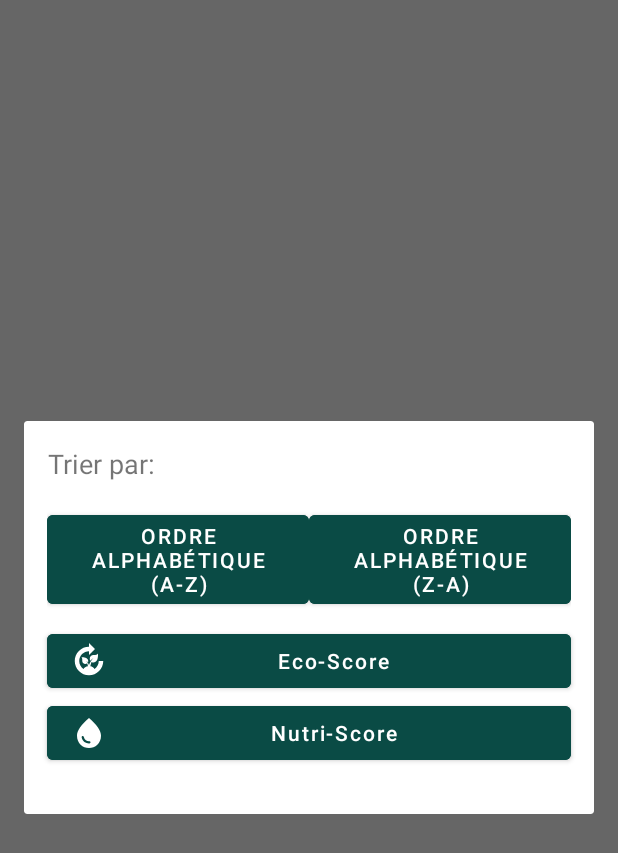
After one commit to wahbimo/Arvag, an Android app: the fragment FilterMenuFragment shown on its own in the app's theme, on a phone screen of 412 x 824 dp. The commit adds this screen. Shown: the top 853 px of the screen. Run offline under Robolectric (Android 15) with nearby library versions, the phone set to English and light mode, and no system bars.

Commit message:
Filters available by name (A-Z & Z-A) by ecoscore by nutriscore

```diff
--- /dev/null
+++ b/app/src/main/java/com/example/arvag/fragments/FilterMenuFragment.kt
@@ -0,0 +1,110 @@
+package com.example.arvag.fragments
+
+import android.content.Context
+import android.graphics.drawable.Drawable
+import android.os.Bundle
+import android.util.Log
+import android.view.LayoutInflater
+import android.view.Menu
+import android.view.View
+import android.view.ViewGroup
+import android.widget.Button
+import androidx.core.content.ContextCompat
+import androidx.fragment.app.DialogFragment
+import com.example.arvag.R
+import com.example.arvag.activities.MainActivity
+import com.google.android.material.button.MaterialButton
+
+class FilterMenuFragment : DialogFragment() {
+
+    private lateinit var sortByAlphaButtonAZ: Button
+    private lateinit var sortByAlphaButtonZA: Button
+    private lateinit var sortByEcoScoreButton: Button
+    private lateinit var filterByNutriScoreButton: Button
+
+    private var onFilterIconChangedListener: OnFilterIconChangedListener? = null
+    private var onFilterButtonsListener: OnClickFilterButtons? = null
+
+
+    private var listener: OnFilterIconChangedListener? = null
+
+    private var listenerButtons:OnClickFilterButtons? = null
+
+    fun setListener(listener: OnFilterIconChangedListener) {
+        this.listener = listener
+    }
+    fun setListenerButtons(listener: OnClickFilterButtons) {
+        this.listenerButtons = listener
+    }
+
+    override fun onCreateView(
+        inflater: LayoutInflater,
+        container: ViewGroup?,
+        savedInstanceState: Bundle?
+    ): View? {
+        return inflater.inflate(R.layout.fragment_filter_menu, container, false)
+    }
+
+    override fun onViewCreated(view: View, savedInstanceState: Bundle?) {
+        super.onViewCreated(view, savedInstanceState)
+
+        sortByAlphaButtonAZ = view.findViewById(R.id.sort_by_alpha_az_button)
+        sortByAlphaButtonZA = view.findViewById(R.id.sort_by_alpha_za_button)
+        sortByEcoScoreButton = view.findViewById(R.id.sort_by_ecoscore_button)
+        filterByNutriScoreButton = view.findViewById(R.id.filter_by_nutriscore_button)
+
+        // Set click listeners for the buttons
+        sortByAlphaButtonAZ.setOnClickListener {
+            // Handle click for "Sort by A-Z" button
+            listenerButtons?.onSortByAlphaButtonAZ()
+            dismiss()
+        }
+
+        sortByAlphaButtonZA.setOnClickListener {
+            // Handle click for "Sort by Z-A" button
+            listenerButtons?.onSortByAlphaButtonZA()
+            dismiss()
+        }
+
+        sortByEcoScoreButton.setOnClickListener {
+            // Handle click for "Sort by Eco Score" button
+            listenerButtons?.onSortByEcoScoreButton()
+            dismiss()
+        }
+
+        filterByNutriScoreButton.setOnClickListener {
+            // Handle click for "Filter by Nutri Score" button
+            listenerButtons?.onFilterByNutriScoreButton()
+            dismiss()
+        }
+    }
+
+
+    override fun onAttach(context: Context) {
+        super.onAttach(context)
+        if (context is OnFilterIconChangedListener) {
+            onFilterIconChangedListener = context
+        }
+        if (context is OnClickFilterButtons) {
+            onFilterButtonsListener = context
+        }
+
+    }
+
+    override fun onDestroyView() {
+        super.onDestroyView()
+        Log.d(tag,"destroyed")
+        listener?.onFilterIconChanged()
+    }
+
+
+}
+interface OnFilterIconChangedListener {
+    fun onFilterIconChanged()
+}
+interface OnClickFilterButtons{
+    fun onSortByAlphaButtonAZ()
+    fun onSortByAlphaButtonZA()
+    fun onSortByEcoScoreButton()
+    fun onFilterByNutriScoreButton()
+}
--- /dev/null
+++ b/app/src/main/res/drawable/baseline_compost_24.xml
@@ -0,0 +1,5 @@
+<vector android:height="24dp" android:tint="#0A4B45"
+    android:viewportHeight="24" android:viewportWidth="24"
+    android:width="24dp" xmlns:android="http://schemas.android.com/apk/res/android">
+    <path android:fillColor="@android:color/white" android:pathData="M12.87,11.81c-0.23,-0.38 -0.37,-0.83 -0.37,-1.31C12.5,9.12 13.62,8 15,8l1,0c1.51,0 2,-1 2,-1s0.55,6 -3,6c-0.49,0 -0.94,-0.14 -1.32,-0.38c-0.24,0.64 -0.59,1.76 -0.76,2.96c1.26,0.22 2.28,0.89 2.77,1.77c1.69,-1.17 2.81,-3.13 2.81,-5.35h3c0,5.24 -4.26,9.5 -9.5,9.5S2.5,17.24 2.5,12S6.76,2.5 12,2.5V0l4,4l-4,4V5.5c-3.58,0 -6.5,2.92 -6.5,6.5c0,2.21 1.11,4.17 2.81,5.35c0.51,-0.92 1.63,-1.62 2.98,-1.8c-0.09,-0.69 -0.26,-1.42 -0.49,-2.03C10.45,13.82 10,14 9.5,14c-1.1,0 -2,-0.9 -2,-2v-0.99c0,-0.56 -0.19,-1.09 -0.5,-1.51c0,0 4.45,-0.23 4.5,2.5c0,0.29 -0.06,0.56 -0.17,0.8C10.91,12.48 10.47,12.2 10,12c0.58,0.43 1.37,1.37 2,2.6c0.67,-1.62 1.68,-3.27 3,-4.6C14.24,10.52 13.53,11.12 12.87,11.81z"/>
+</vector>
--- /dev/null
+++ b/app/src/main/res/drawable/baseline_keyboard_arrow_down_24.xml
@@ -0,0 +1,5 @@
+<vector android:height="24dp" android:tint="#0A4B45"
+    android:viewportHeight="24" android:viewportWidth="24"
+    android:width="24dp" xmlns:android="http://schemas.android.com/apk/res/android">
+    <path android:fillColor="@android:color/white" android:pathData="M7.41,8.59L12,13.17l4.59,-4.58L18,10l-6,6 -6,-6 1.41,-1.41z"/>
+</vector>
--- /dev/null
+++ b/app/src/main/res/drawable/baseline_keyboard_arrow_up_24.xml
@@ -0,0 +1,5 @@
+<vector android:height="24dp" android:tint="#0A4B45"
+    android:viewportHeight="24" android:viewportWidth="24"
+    android:width="24dp" xmlns:android="http://schemas.android.com/apk/res/android">
+    <path android:fillColor="@android:color/white" android:pathData="M7.41,15.41L12,10.83l4.59,4.58L18,14l-6,-6 -6,6z"/>
+</vector>
--- /dev/null
+++ b/app/src/main/res/drawable/baseline_water_drop_24.xml
@@ -0,0 +1,5 @@
+<vector android:height="24dp" android:tint="#0A4B45"
+    android:viewportHeight="24" android:viewportWidth="24"
+    android:width="24dp" xmlns:android="http://schemas.android.com/apk/res/android">
+    <path android:fillColor="@android:color/white" android:pathData="M12,2c-5.33,4.55 -8,8.48 -8,11.8c0,4.98 3.8,8.2 8,8.2s8,-3.22 8,-8.2C20,10.48 17.33,6.55 12,2zM7.83,14c0.37,0 0.67,0.26 0.74,0.62c0.41,2.22 2.28,2.98 3.64,2.87c0.43,-0.02 0.79,0.32 0.79,0.75c0,0.4 -0.32,0.73 -0.72,0.75c-2.13,0.13 -4.62,-1.09 -5.19,-4.12C7.01,14.42 7.37,14 7.83,14z"/>
+</vector>
--- /dev/null
+++ b/app/src/main/res/layout/fragment_filter_menu.xml
@@ -0,0 +1,65 @@
+<?xml version="1.0" encoding="utf-8"?>
+<LinearLayout xmlns:android="http://schemas.android.com/apk/res/android"
+    xmlns:app="http://schemas.android.com/apk/res-auto"
+    android:orientation="vertical"
+    android:layout_width="match_parent"
+    android:layout_height="wrap_content">
+
+    <TextView
+        android:id="@+id/sort_by_textview"
+        android:layout_width="match_parent"
+        android:layout_height="wrap_content"
+        android:text="Trier par:"
+        android:textSize="18sp"
+        android:padding="16dp"/>
+
+    <LinearLayout
+        android:layout_width="match_parent"
+        android:layout_height="wrap_content"
+        android:orientation="horizontal"
+        android:paddingStart="15dp"
+        android:paddingEnd="15dp"
+        android:paddingBottom="8dp">
+
+        <Button
+            android:id="@+id/sort_by_alpha_az_button"
+            android:layout_width="0dp"
+            android:layout_height="wrap_content"
+            android:layout_weight="1"
+            android:text="Ordre Alphabétique (A-Z)"
+            android:textColor="@color/white"
+            android:backgroundTint="@color/arvag_purp"/>
+
+        <Button
+            android:id="@+id/sort_by_alpha_za_button"
+            android:layout_width="0dp"
+            android:layout_height="wrap_content"
+            android:layout_weight="1"
+            android:text="Ordre Alphabétique (Z-A)"
+            android:textColor="@color/white"
+            android:backgroundTint="@color/arvag_purp"/>
+    </LinearLayout>
+
+    <com.google.android.material.button.MaterialButton
+        android:id="@+id/sort_by_ecoscore_button"
+        android:layout_width="match_parent"
+        android:layout_height="wrap_content"
+        android:text="Eco-Score"
+        android:backgroundTint="@color/arvag_purp"
+        android:textColor="@android:color/white"
+        android:textAllCaps="false"
+        android:layout_marginHorizontal="15dp"
+        app:icon="@drawable/baseline_compost_24"/>
+
+    <com.google.android.material.button.MaterialButton
+        android:id="@+id/filter_by_nutriscore_button"
+        android:layout_width="match_parent"
+        android:layout_height="wrap_content"
+        android:text="Nutri-Score"
+        android:textAllCaps="false"
+        android:textColor="@color/white"
+        android:backgroundTint="@color/arvag_purp"
+        android:layout_marginHorizontal="15dp"
+        android:layout_marginBottom="30dp"
+        app:icon="@drawable/baseline_water_drop_24" />
+</LinearLayout>
```
Also changed, not shown: app/src/main/java/com/example/arvag/fragments/RechercheFragment.kt (+60 -4 lines), app/src/main/res/drawable/eco_score___neutre.xml (added, +66 -0 lines), app/src/main/res/layout/fragment_recherche.xml (+26 -11 lines).
